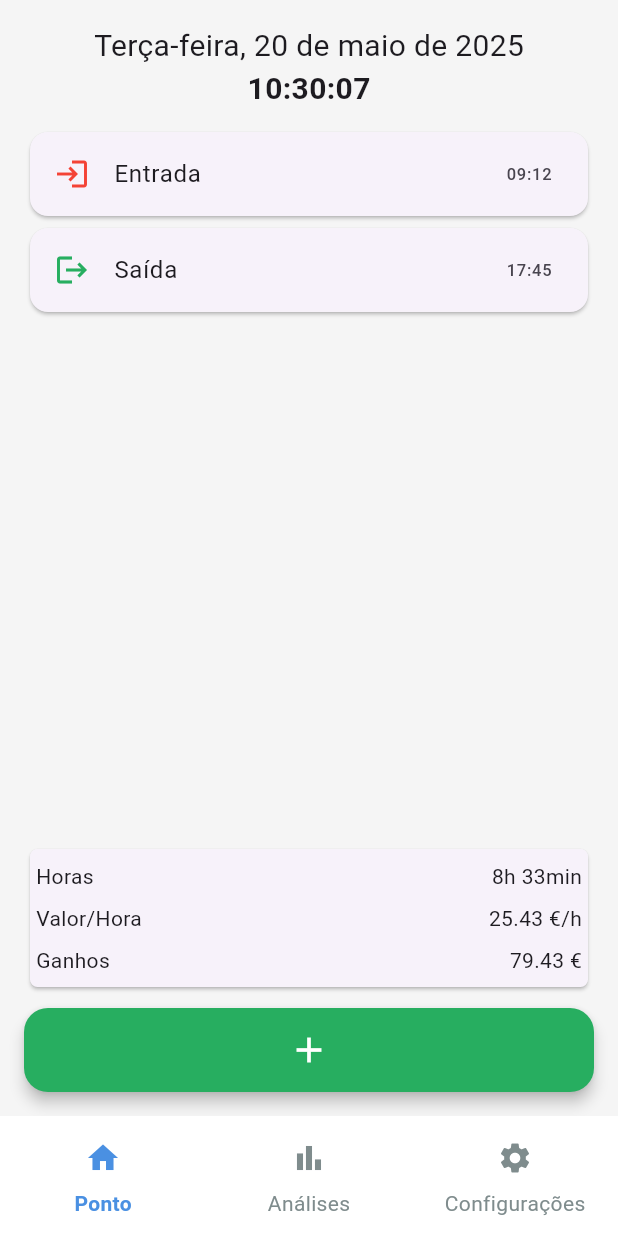
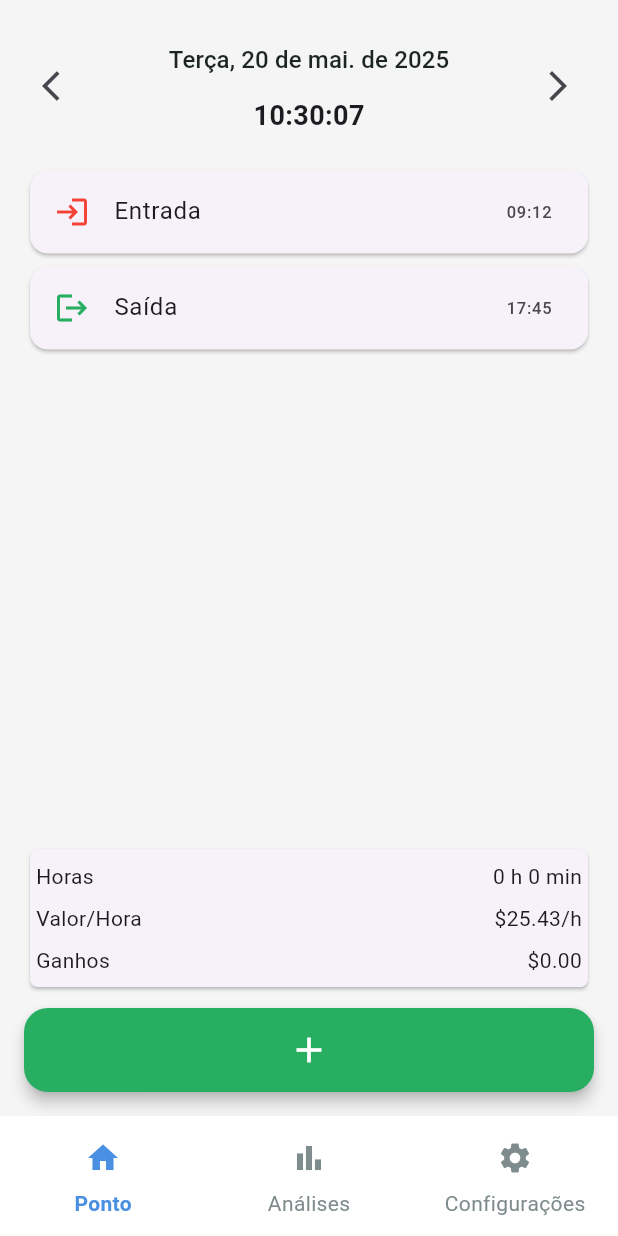
Before and after one commit to srcast/OnTime, a Flutter app: the screen it shows after launch, on a phone screen of 412 x 824 dp. Run offline on Flutter 3.47's test engine with Material 3 defaults, Android fonts, the phone set to English and light mode, and no system bars; our stand-ins replace device_preview, drift, drift_flutter, get_it, go_router; accounts and stored records are empty; generated files the repository leaves out were written again.

```diff
--- /dev/null
+++ b/on_time/lib/database/tables/work.dart
@@ -0,0 +1,6 @@
+import 'package:drift/drift.dart';
+
+class Work extends Table {
+  IntColumn get id => integer().autoIncrement()();
+  TextColumn get designation => text().nullable()();
+}
--- a/on_time/lib/layout/widgets/day_summary.dart
+++ b/on_time/lib/layout/widgets/day_summary.dart
@@ -1,16 +1,17 @@
 import 'package:flutter/material.dart';
+import 'package:intl/intl.dart';
 import 'package:on_time/utils/labels.dart';
 
 class DaySummary extends StatelessWidget {
-  final String hoursWorked;
+  final int minutesWorked;
   final double hourValue;
-  final double dayProfit;
+  final double profit;
 
   const DaySummary({
     super.key,
-    required this.hoursWorked,
+    required this.minutesWorked,
     required this.hourValue,
-    required this.dayProfit,
+    required this.profit,
   });
 
   @override
@@ -22,9 +23,18 @@ class DaySummary extends StatelessWidget {
         child: Column(
           crossAxisAlignment: CrossAxisAlignment.start,
           children: [
-            _summaryRow(Labels.hours, hoursWorked),
-            _summaryRow(Labels.hourValue, '$hourValue €/h'),
-            _summaryRow(Labels.profit, '$dayProfit €'),
+            _summaryRow(
+              Labels.hours,
+              '${minutesWorked ~/ 60} h ${minutesWorked % 60} min',
+            ),
+            _summaryRow(
+              Labels.hourValue,
+              '${NumberFormat.simpleCurrency().format(hourValue)}/h',
+            ),
+            _summaryRow(
+              Labels.profit,
+              NumberFormat.simpleCurrency().format(profit),
+            ),
           ],
         ),
       ),
--- a/on_time/lib/utils/colors.dart
+++ b/on_time/lib/utils/colors.dart
@@ -14,4 +14,5 @@ class AppColors {
   static const Color white = Color(0xFFFFFFFF);
   static const Color darkGray = Color(0xFF2C3E50);
   static const Color labelMediumGray = Color(0xFF7F8C8D);
+  static const Color defaultText = Color.fromARGB(255, 29, 37, 32);
 }
--- a/on_time/lib/utils/labels.dart
+++ b/on_time/lib/utils/labels.dart
@@ -10,4 +10,5 @@ class Labels {
   static const profit = 'Ganhos';
   static const cancel = 'Cancelar';
   static const save = 'Guardar';
+  static const today = 'Hoje';
 }
--- a/on_time/lib/viewmodel/home_page_vm.dart
+++ b/on_time/lib/viewmodel/home_page_vm.dart
@@ -1,29 +1,62 @@
 import 'dart:async';
 import 'package:flutter/material.dart';
 import 'package:intl/intl.dart';
+import 'package:on_time/helpers/datesHelper.dart';
 import 'package:on_time/layout/widgets/point_modal.dart';
 
 class HomePageViewModel extends ChangeNotifier {
   late DateTime _date;
   late Timer _timer;
+  bool _timerVisible = true;
+  late DateTime _today;
+  late int _sessionMinutes;
+  late double _hourValueBase;
+  late double _sessionProfit;
 
   HomePageViewModel() {
-    _date = DateTime.now();
-    _timer = Timer.periodic(Duration(seconds: 1), (_) {
-      _date = DateTime.now();
-      notifyListeners();
-    });
+    timerRunning(true);
+    _today = DatesHelper.getDatetimeToday();
+    _sessionMinutes = 0;
+    _hourValueBase = 25.43;
+    _sessionProfit = 0;
   }
 
+  // Public Properties
   DateTime get date => _date;
 
   String get hour => DateFormat('HH:mm:ss').format(_date);
 
   String get formatedDate =>
       toBeginningOfSentenceCase(
-        DateFormat("EEEE, d 'de' MMMM 'de' y", "pt_PT").format(_date),
+        DateFormat("E, d 'de' MMM 'de' y", "pt_PT").format(_date),
       ) ??
       '';
+
+  bool get timerVisible => _timerVisible;
+
+  int get sessionMinutes => _sessionMinutes;
+
+  double get hourValueBase => _hourValueBase;
+
+  double get sessionProfit => _sessionProfit;
+
+  //////////
+
+  void timerRunning(bool running) {
+    if (running) {
+      _timerVisible = true;
+      _date = DateTime.now();
+      notifyListeners();
+      _timer = Timer.periodic(Duration(seconds: 1), (_) {
+        _date = DateTime.now();
+        notifyListeners();
+      });
+    } else {
+      _timerVisible = false;
+      _timer.cancel();
+      notifyListeners();
+    }
+  }
 
   Future<void> openPointModal(BuildContext context) async {
     final selectedDateTime = await showModalBottomSheet<DateTime>(
@@ -36,6 +69,45 @@ class HomePageViewModel extends ChangeNotifier {
     );
   }
 
+  void changeDate(String dir) {
+    int days = 0;
+    switch (dir) {
+      case '-':
+        days = -1;
+        break;
+      case '+':
+        days = 1;
+        break;
+      default:
+        days = 0;
+        break;
+    }
+
+    _date = _date.add(Duration(days: days));
+
+    verifyDate();
+  }
+
+  void goToToday() {
+    timerRunning(true); // already has notifyListeners
+  }
+
+  void openCalendar(BuildContext context) async {
+    _date = await DatesHelper.pickDate(context, _date);
+    verifyDate();
+  }
+
+  void verifyDate() {
+    if (_date.day == _today.day &&
+        _date.month == _today.month &&
+        _date.year == _today.year) // if day selected is today
+    {
+      timerRunning(true);
+    } else {
+      timerRunning(false); // already has notifyListeners
+    }
+  }
+
   /*   @override
   void dispose() {
     _timer.cancel();
--- a/on_time/lib/views/home_page.dart
+++ b/on_time/lib/views/home_page.dart
@@ -18,7 +18,7 @@ class HomePage extends StatefulWidget {
 class _HomePage extends State<HomePage> {
   @override
   Widget build(BuildContext context) {
-    final homeVM = context.watch<HomePageViewModel>();
+    final vm = context.watch<HomePageViewModel>();
 
     return SafeArea(
       child: Padding(
@@ -26,14 +26,72 @@ class _HomePage extends State<HomePage> {
         child: Column(
           crossAxisAlignment: CrossAxisAlignment.stretch,
           children: [
-            Center(
-              child: Text(homeVM.formatedDate, style: TextStyle(fontSize: 20)),
-            ),
-            Center(
-              child: Text(
-                homeVM.hour,
-                style: TextStyle(fontSize: 20, fontWeight: FontWeight.bold),
-              ),
+            Row(
+              mainAxisAlignment: MainAxisAlignment.start,
+              children: [
+                IconButton(
+                  onPressed: () => vm.changeDate('-'),
+                  icon: Icon(Icons.arrow_back_ios),
+                ),
+                Expanded(
+                  child: Column(
+                    crossAxisAlignment: CrossAxisAlignment.center,
+                    children: [
+                      TextButton(
+                        onPressed: () => vm.openCalendar(context),
+                        child: Text(
+                          vm.formatedDate,
+                          style: TextStyle(
+                            fontSize: 16,
+                            color: AppColors.defaultText,
+                          ),
+                        ),
+                      ),
+                      SizedBox(
+                        height: 35, // altura igual para ambos
+                        child:
+                            vm.timerVisible
+                                ? Text(
+                                  vm.hour,
+                                  style: TextStyle(
+                                    fontSize: 18,
+                                    fontWeight: FontWeight.bold,
+                                  ),
+                                )
+                                : OutlinedButton(
+                                  onPressed: () => vm.goToToday(),
+                                  style: OutlinedButton.styleFrom(
+                                    backgroundColor: AppColors.softGreen,
+                                    padding: EdgeInsets.symmetric(
+                                      horizontal: 20,
+                                      vertical: 0,
+                                    ),
+                                    shape: RoundedRectangleBorder(
+                                      borderRadius: BorderRadius.circular(16),
+                                    ),
+                                    side: BorderSide(
+                                      color:
+                                          AppColors
+                                              .softGreen, // cor do contorno
+                                    ),
+                                  ),
+                                  child: Text(
+                                    'Hoje',
+                                    style: TextStyle(
+                                      fontSize: 16,
+                                      color: AppColors.white,
+                                    ),
+                                  ),
+                                ),
+                      ),
+                    ],
+                  ),
+                ),
+                IconButton(
+                  onPressed: () => vm.changeDate('+'),
+                  icon: Icon(Icons.arrow_forward_ios),
+                ),
+              ],
             ),
             SizedBox(height: 10),
             ActivityCard(label: Labels.getIn, value: '09:12'),
@@ -41,9 +99,9 @@ class _HomePage extends State<HomePage> {
             SizedBox(height: 10),
             Spacer(),
             DaySummary(
-              hoursWorked: '8h 33min',
-              hourValue: 25.43,
-              dayProfit: 79.43,
+              minutesWorked: vm.sessionMinutes,
+              hourValue: vm.hourValueBase,
+              profit: vm.sessionProfit,
             ),
             SizedBox(height: 10),
             FloatingActionButton(
@@ -53,7 +111,7 @@ class _HomePage extends State<HomePage> {
               shape: RoundedRectangleBorder(
                 borderRadius: BorderRadius.circular(16),
               ),
-              onPressed: () => homeVM.openPointModal(context),
+              onPressed: () => vm.openPointModal(context),
               child: Icon(Icons.add, size: 28),
             ),
           ],
```
Also changed, not shown: on_time/lib/database/database.dart (+8 -14 lines), on_time/lib/database/tables/configs.dart (added, +11 -0 lines), on_time/lib/database/tables/hour_value_politics.dart (added, +10 -0 lines), on_time/lib/database/tables/pontos.dart (added, +7 -0 lines), on_time/lib/database/tables/session.dart (added, +9 -0 lines), on_time/lib/helpers/database/points_helper.dart (added, +7 -0 lines), on_time/lib/helpers/datesHelper.dart (added, +48 -0 lines), on_time/lib/layout/themes.dart (added, +23 -0 lines).
